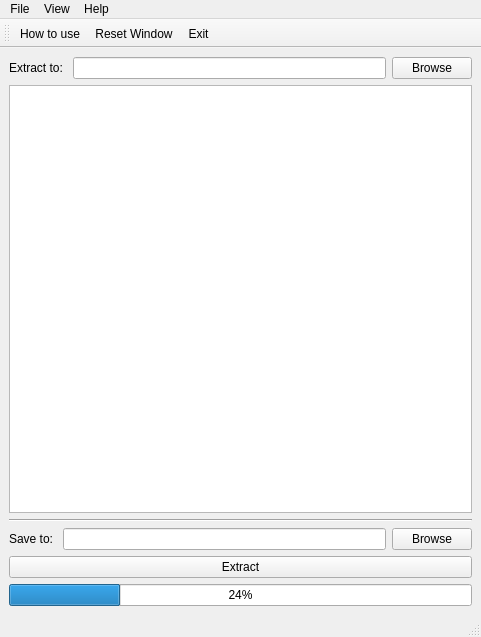
First picture: the form in ext_files_dir.ui, repository Lyuhitto/extracting_files_from_dir, before the edit.
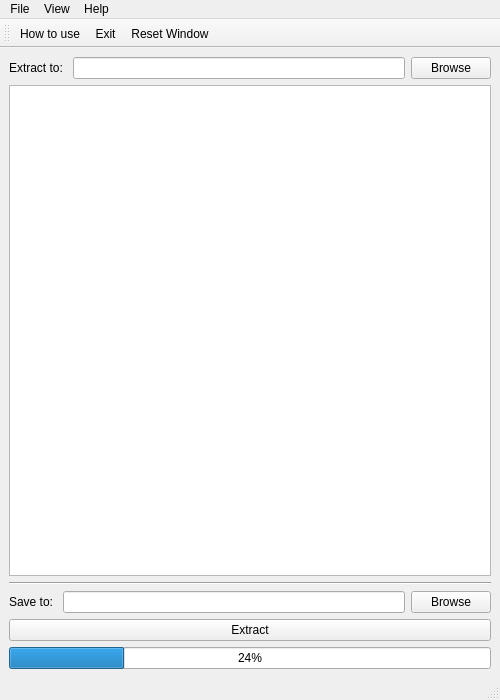
Second picture: the form after the edit. Icons and pictures are not drawn.

Commit message:
Modify window size and name
Modify window size and name.

What changed in the file:
```diff
--- a/ext_files_dir.ui
+++ b/ext_files_dir.ui
@@ -6,8 +6,8 @@
    <rect>
     <x>0</x>
     <y>0</y>
-    <width>481</width>
-    <height>637</height>
+    <width>500</width>
+    <height>700</height>
    </rect>
   </property>
   <property name="windowTitle">
@@ -101,7 +101,7 @@
     <rect>
      <x>0</x>
      <y>0</y>
-     <width>481</width>
+     <width>500</width>
      <height>26</height>
     </rect>
    </property>
@@ -147,8 +147,8 @@
     <bool>false</bool>
    </attribute>
    <addaction name="actionHow_to_use"/>
-   <addaction name="actionResetWin"/>
    <addaction name="actionExit"/>
+   <addaction name="actionReset_Window"/>
   </widget>
   <widget class="QStatusBar" name="statusbar"/>
   <action name="actionExit">
@@ -253,21 +253,6 @@
     <string>Ctrl+R</string>
    </property>
   </action>
-  <action name="actionResetWin">
-   <property name="icon">
-    <iconset resource="myres.qrc">
-     <normaloff>:/icon/img/reset_window.png</normaloff>:/icon/img/reset_window.png</iconset>
-   </property>
-   <property name="text">
-    <string>Reset Window</string>
-   </property>
-   <property name="statusTip">
-    <string>Reset Window</string>
-   </property>
-   <property name="shortcut">
-    <string>Ctrl+R</string>
-   </property>
-  </action>
  </widget>
  <resources>
   <include location="myres.qrc"/>
```
Left out of the diff: 3 changed lines with no effect on the pictures. The commit also changes 4 other files.
